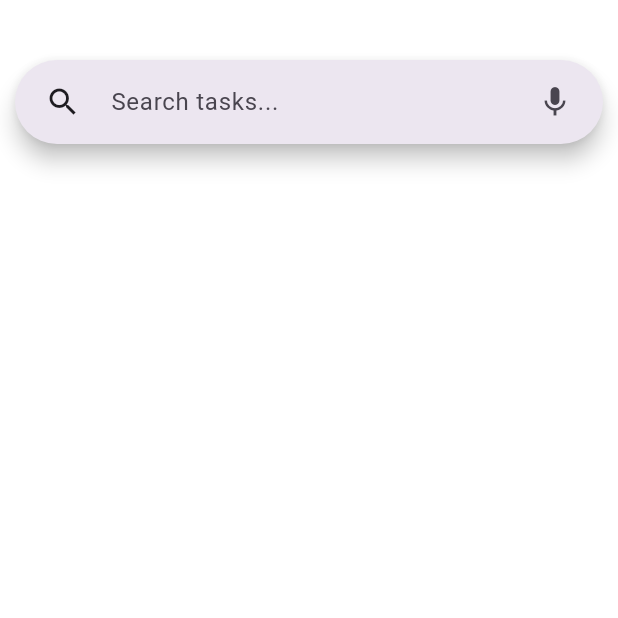
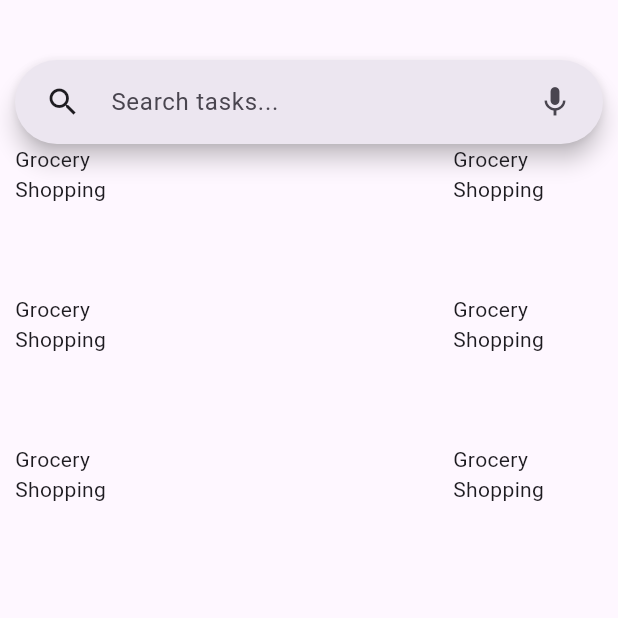
Before and after one commit to SundayOlubode/chindi, a Flutter app: the screen it shows after launch, on a phone screen of 412 x 824 dp, the top half of it. Run offline on Flutter 3.47's test engine with Material 3 defaults, Android fonts, the phone set to English and light mode, and no system bars.

Commit message:
chore: task categories

```diff
--- a/lib/routes/task_menu.dart
+++ b/lib/routes/task_menu.dart
@@ -4,7 +4,7 @@ class TaskMenu extends StatelessWidget {
   @override
   Widget build(BuildContext context) {
     return Scaffold(
-      backgroundColor: const Color.fromRGBO(255, 193, 68, 0),
+      // backgroundColor: Color.fromARGB(0, 233, 174, 55),
       body: Padding(
         padding: const EdgeInsets.all((10)),
         child: Column(
@@ -14,6 +14,7 @@ class TaskMenu extends StatelessWidget {
               height: 30.0,
             ),
             _buildSearchBar(context),
+            _buildTaskCategories(context),
           ],
         ),
       ),
@@ -35,4 +36,45 @@ class TaskMenu extends StatelessWidget {
       ],
     );
   }
+
+  Widget _buildTaskCategories(BuildContext context) {
+    return Row(
+      children: <Widget>[
+        _buildTaskColumn(context),
+        Expanded(
+          child: Container(),
+        ),
+        _buildTaskColumn(context),
+      ],
+    );
+  }
+
+  Widget _buildTaskColumn(BuildContext context) {
+    return const Column(
+      crossAxisAlignment: CrossAxisAlignment.center,
+      children: <Widget>[
+        SizedBox(
+          height: 100,
+          width: 100,
+          child: Text(
+            'Grocery Shopping',
+          ),
+        ),
+        SizedBox(
+          height: 100,
+          width: 100,
+          child: Text(
+            'Grocery Shopping',
+          ),
+        ),
+        SizedBox(
+          height: 100,
+          width: 100,
+          child: Text(
+            'Grocery Shopping',
+          ),
+        ),
+      ],
+    );
+  }
 }
```
